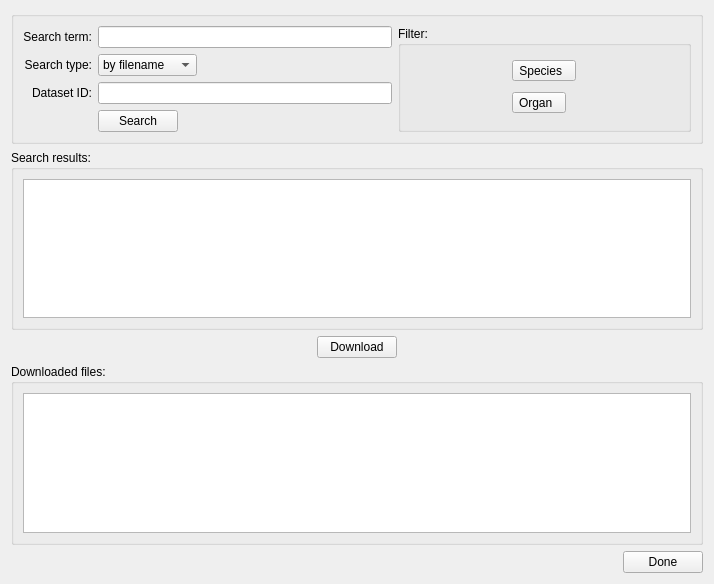
Qt form mapclientplugins/retrieveportaldatastep/qt/retrieveportaldatawidget.ui (mapclient-plugins/mapclientplugins.retrieveportaldatastep) before a commit.
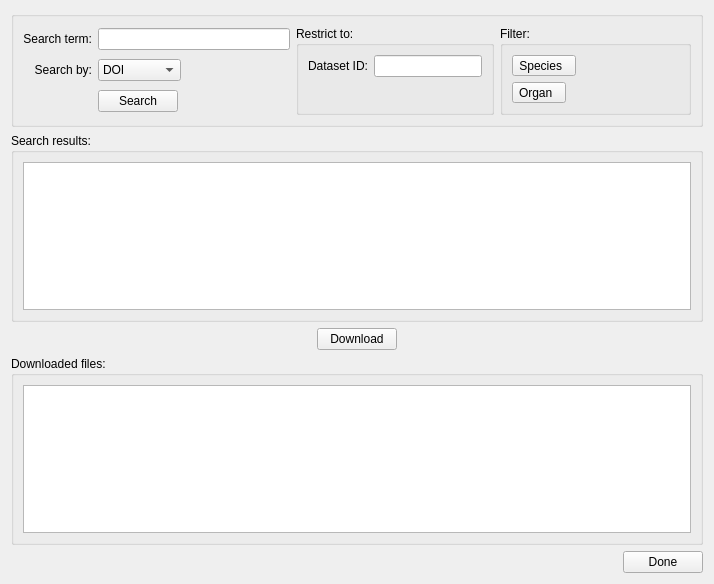
The same form after that commit.

Commit message: Improve the search, added mimetype search, DOI search.

The edit to the form file:
```diff
--- a/mapclientplugins/retrieveportaldatastep/qt/retrieveportaldatawidget.ui
+++ b/mapclientplugins/retrieveportaldatastep/qt/retrieveportaldatawidget.ui
@@ -13,10 +13,10 @@
   <property name="windowTitle">
    <string>Search tool</string>
   </property>
-  <layout class="QVBoxLayout" name="verticalLayout_3">
+  <layout class="QVBoxLayout" name="verticalLayout_5">
    <item>
     <widget class="QGroupBox" name="manifestGroupBox">
-     <layout class="QGridLayout" name="gridLayout_2">
+     <layout class="QGridLayout" name="gridLayout">
       <item row="0" column="0">
        <widget class="QLabel" name="labelSearchTerm">
         <property name="text">
@@ -37,92 +37,7 @@
         </property>
        </widget>
       </item>
-      <item row="1" column="0">
-       <widget class="QLabel" name="labelSearchType">
-        <property name="text">
-         <string>Search type:</string>
-        </property>
-        <property name="alignment">
-         <set>Qt::AlignmentFlag::AlignRight|Qt::AlignmentFlag::AlignTrailing|Qt::AlignmentFlag::AlignVCenter</set>
-        </property>
-       </widget>
-      </item>
-      <item row="2" column="0">
-       <widget class="QLabel" name="labelDatasetID">
-        <property name="toolTip">
-         <string>Restrict the search to the dataset with ID specified here</string>
-        </property>
-        <property name="text">
-         <string>Dataset ID:</string>
-        </property>
-        <property name="alignment">
-         <set>Qt::AlignmentFlag::AlignRight|Qt::AlignmentFlag::AlignTrailing|Qt::AlignmentFlag::AlignVCenter</set>
-        </property>
-       </widget>
-      </item>
-      <item row="2" column="1">
-       <widget class="QLineEdit" name="lineEditDatasetID">
-        <property name="toolTip">
-         <string>Restrict the search to the dataset with ID specified here</string>
-        </property>
-       </widget>
-      </item>
-      <item row="3" column="1">
-       <layout class="QHBoxLayout" name="horizontalLayout_2">
-        <item>
-         <widget class="QPushButton" name="pushButtonSearch">
-          <property name="text">
-           <string>Search</string>
-          </property>
-         </widget>
-        </item>
-        <item>
-         <spacer name="horizontalSpacer_2">
-          <property name="orientation">
-           <enum>Qt::Orientation::Horizontal</enum>
-          </property>
-          <property name="sizeHint" stdset="0">
-           <size>
-            <width>40</width>
-            <height>20</height>
-           </size>
-          </property>
-         </spacer>
-        </item>
-       </layout>
-      </item>
-      <item row="1" column="1">
-       <layout class="QHBoxLayout" name="horizontalLayout_3">
-        <item>
-         <widget class="QComboBox" name="comboBoxSearchType">
-          <item>
-           <property name="text">
-            <string>by filename</string>
-           </property>
-          </item>
-          <item>
-           <property name="text">
-            <string>by mimetype</string>
-           </property>
-          </item>
-         </widget>
-        </item>
-        <item>
-         <spacer name="horizontalSpacer_3">
-          <property name="orientation">
-           <enum>Qt::Orientation::Horizontal</enum>
-          </property>
-          <property name="sizeHint" stdset="0">
-           <size>
-            <width>40</width>
-            <height>20</height>
-           </size>
-          </property>
-         </spacer>
-        </item>
-       </layout>
-      </item>
-      <item row="0" column="2" rowspan="4">
+      <item row="0" column="3" rowspan="3">
        <widget class="QGroupBox" name="groupBoxFilter">
         <property name="sizePolicy">
          <sizepolicy hsizetype="Preferred" vsizetype="Preferred">
@@ -133,8 +48,8 @@
         <property name="title">
          <string>Filter:</string>
         </property>
-        <layout class="QGridLayout" name="gridLayout">
-         <item row="0" column="0">
+        <layout class="QVBoxLayout" name="verticalLayout_3">
+         <item>
           <widget class="QToolButton" name="toolButtonFilterSpecies">
            <property name="text">
             <string>Species  </string>
@@ -144,7 +59,7 @@
            </property>
           </widget>
          </item>
-         <item row="1" column="0">
+         <item>
           <widget class="QToolButton" name="toolButtonFilterOrgan">
            <property name="text">
             <string>Organ  </string>
@@ -154,6 +69,153 @@
            </property>
           </widget>
          </item>
+         <item>
+          <spacer name="verticalSpacer">
+           <property name="orientation">
+            <enum>Qt::Orientation::Vertical</enum>
+           </property>
+           <property name="sizeHint" stdset="0">
+            <size>
+             <width>20</width>
+             <height>40</height>
+            </size>
+           </property>
+          </spacer>
+         </item>
+        </layout>
+       </widget>
+      </item>
+      <item row="1" column="0">
+       <widget class="QLabel" name="labelSearchBy">
+        <property name="text">
+         <string>Search by:</string>
+        </property>
+        <property name="alignment">
+         <set>Qt::AlignmentFlag::AlignRight|Qt::AlignmentFlag::AlignTrailing|Qt::AlignmentFlag::AlignVCenter</set>
+        </property>
+       </widget>
+      </item>
+      <item row="1" column="1">
+       <layout class="QHBoxLayout" name="horizontalLayout_3">
+        <item>
+         <widget class="QComboBox" name="comboBoxSearchBy">
+          <property name="minimumSize">
+           <size>
+            <width>0</width>
+            <height>0</height>
+           </size>
+          </property>
+          <property name="iconSize">
+           <size>
+            <width>0</width>
+            <height>0</height>
+           </size>
+          </property>
+          <property name="frame">
+           <bool>true</bool>
+          </property>
+          <item>
+           <property name="text">
+            <string>DOI</string>
+           </property>
+          </item>
+          <item>
+           <property name="text">
+            <string>filename</string>
+           </property>
+          </item>
+          <item>
+           <property name="text">
+            <string>mimetype</string>
+           </property>
+          </item>
+         </widget>
+        </item>
+        <item>
+         <spacer name="horizontalSpacer_3">
+          <property name="orientation">
+           <enum>Qt::Orientation::Horizontal</enum>
+          </property>
+          <property name="sizeHint" stdset="0">
+           <size>
+            <width>40</width>
+            <height>20</height>
+           </size>
+          </property>
+         </spacer>
+        </item>
+       </layout>
+      </item>
+      <item row="2" column="1">
+       <layout class="QHBoxLayout" name="horizontalLayout_2">
+        <property name="leftMargin">
+         <number>0</number>
+        </property>
+        <item>
+         <widget class="QPushButton" name="pushButtonSearch">
+          <property name="text">
+           <string>Search</string>
+          </property>
+         </widget>
+        </item>
+        <item>
+         <spacer name="horizontalSpacer_2">
+          <property name="orientation">
+           <enum>Qt::Orientation::Horizontal</enum>
+          </property>
+          <property name="sizeHint" stdset="0">
+           <size>
+            <width>40</width>
+            <height>20</height>
+           </size>
+          </property>
+         </spacer>
+        </item>
+       </layout>
+      </item>
+      <item row="0" column="2" rowspan="3">
+       <widget class="QGroupBox" name="groupBoxRestrictTo">
+        <property name="title">
+         <string>Restrict to:</string>
+        </property>
+        <layout class="QVBoxLayout" name="verticalLayout_4">
+         <item>
+          <layout class="QHBoxLayout" name="horizontalLayout_4">
+           <item>
+            <widget class="QLabel" name="labelDatasetID">
+             <property name="toolTip">
+              <string>Restrict the search to the dataset with ID specified here</string>
+             </property>
+             <property name="text">
+              <string>Dataset ID:</string>
+             </property>
+             <property name="alignment">
+              <set>Qt::AlignmentFlag::AlignRight|Qt::AlignmentFlag::AlignTrailing|Qt::AlignmentFlag::AlignVCenter</set>
+             </property>
+            </widget>
+           </item>
+           <item>
+            <widget class="QLineEdit" name="lineEditDatasetID">
+             <property name="toolTip">
+              <string>Restrict the search to the dataset with ID specified here</string>
+             </property>
+            </widget>
+           </item>
+          </layout>
+         </item>
+         <item>
+          <spacer name="verticalSpacer_2">
+           <property name="orientation">
+            <enum>Qt::Orientation::Vertical</enum>
+           </property>
+           <property name="sizeHint" stdset="0">
+            <size>
+             <width>20</width>
+             <height>40</height>
+            </size>
+           </property>
+          </spacer>
+         </item>
         </layout>
        </widget>
       </item>
@@ -177,6 +239,9 @@
         <property name="selectionBehavior">
          <enum>QAbstractItemView::SelectionBehavior::SelectRows</enum>
         </property>
+        <property name="sortingEnabled">
+         <bool>true</bool>
+        </property>
        </widget>
       </item>
      </layout>
```
Left out of the diff: 2 changed lines with no effect on the pictures. The commit also changes 4 other files.
